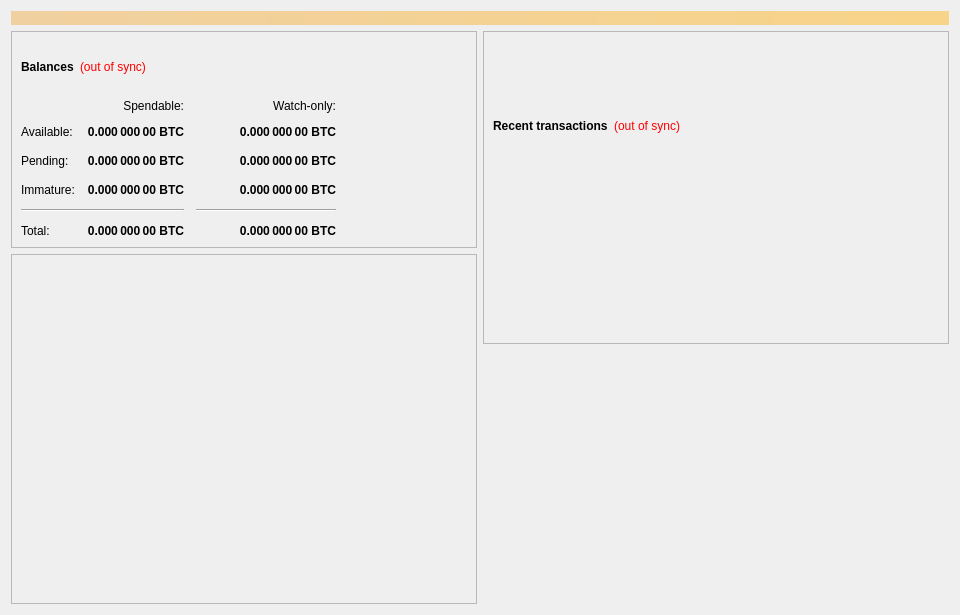
Qt form src/qt/forms/overviewpage.ui (advantage-development/v11) before a commit.
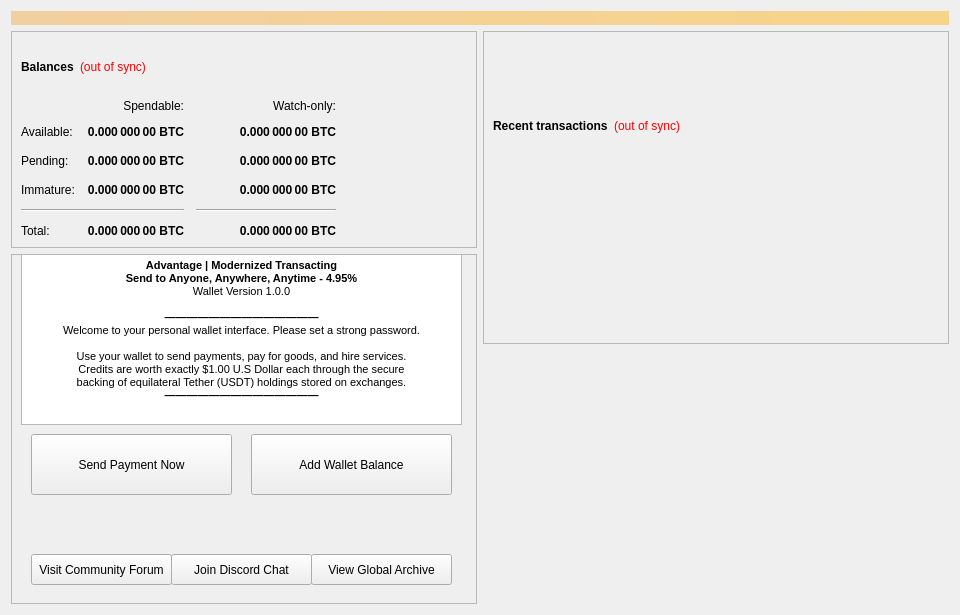
The same form after that commit.

Diff of the .ui file:
```diff
--- a/src/qt/forms/overviewpage.ui
+++ b/src/qt/forms/overviewpage.ui
@@ -849,6 +849,113 @@
            <bool>true</bool>
           </property>
          </widget>
+         <widget class="QTextEdit" name="textEdit">
+          <property name="geometry">
+           <rect>
+            <x>10</x>
+            <y>0</y>
+            <width>441</width>
+            <height>171</height>
+           </rect>
+          </property>
+          <property name="font">
+           <font>
+            <family>Arial</family>
+            <weight>50</weight>
+            <italic>false</italic>
+            <bold>false</bold>
+           </font>
+          </property>
+          <property name="autoFillBackground">
+           <bool>true</bool>
+          </property>
+          <property name="readOnly">
+           <bool>true</bool>
+          </property>
+          <property name="html">
+           <string>&lt;!DOCTYPE HTML PUBLIC &quot;-//W3C//DTD HTML 4.0//EN&quot; &quot;http://www.w3.org/TR/REC-html40/strict.dtd&quot;&gt;
+&lt;html&gt;&lt;head&gt;&lt;meta name=&quot;qrichtext&quot; content=&quot;1&quot; /&gt;&lt;style type=&quot;text/css&quot;&gt;
+p, li { white-space: pre-wrap; }
+&lt;/style&gt;&lt;/head&gt;&lt;body style=&quot; font-family:'Arial'; font-size:8.25pt; font-weight:400; font-style:normal;&quot;&gt;
+&lt;p align=&quot;center&quot; style=&quot; margin-top:0px; margin-bottom:0px; margin-left:0px; margin-right:0px; -qt-block-indent:0; text-indent:0px;&quot;&gt;&lt;span style=&quot; font-weight:600;&quot;&gt;Advantage | Modernized Transacting&lt;/span&gt;&lt;/p&gt;
+&lt;p align=&quot;center&quot; style=&quot; margin-top:0px; margin-bottom:0px; margin-left:0px; margin-right:0px; -qt-block-indent:0; text-indent:0px;&quot;&gt;&lt;span style=&quot; font-weight:600;&quot;&gt;Send to Anyone, Anywhere, Anytime - 4.95%&lt;/span&gt;&lt;/p&gt;
+&lt;p align=&quot;center&quot; style=&quot; margin-top:0px; margin-bottom:0px; margin-left:0px; margin-right:0px; -qt-block-indent:0; text-indent:0px;&quot;&gt;Wallet Version 1.0.0&lt;/p&gt;
+&lt;p align=&quot;center&quot; style=&quot;-qt-paragraph-type:empty; margin-top:0px; margin-bottom:0px; margin-left:0px; margin-right:0px; -qt-block-indent:0; text-indent:0px;&quot;&gt;&lt;br /&gt;&lt;/p&gt;
+&lt;p align=&quot;center&quot; style=&quot; margin-top:0px; margin-bottom:0px; margin-left:0px; margin-right:0px; -qt-block-indent:0; text-indent:0px;&quot;&gt;&lt;span style=&quot; font-family:'MS Shell Dlg 2'; font-weight:600;&quot;&gt;——————————————&lt;/span&gt;&lt;/p&gt;
+&lt;p align=&quot;center&quot; style=&quot; margin-top:0px; margin-bottom:0px; margin-left:0px; margin-right:0px; -qt-block-indent:0; text-indent:0px;&quot;&gt;Welcome to your personal wallet interface. Please set a strong password.&lt;/p&gt;
+&lt;p align=&quot;center&quot; style=&quot;-qt-paragraph-type:empty; margin-top:0px; margin-bottom:0px; margin-left:0px; margin-right:0px; -qt-block-indent:0; text-indent:0px;&quot;&gt;&lt;br /&gt;&lt;/p&gt;
+&lt;p align=&quot;center&quot; style=&quot; margin-top:0px; margin-bottom:0px; margin-left:0px; margin-right:0px; -qt-block-indent:0; text-indent:0px;&quot;&gt;Use your wallet to send payments, pay for goods, and hire services.&lt;/p&gt;
+&lt;p align=&quot;center&quot; style=&quot; margin-top:0px; margin-bottom:0px; margin-left:0px; margin-right:0px; -qt-block-indent:0; text-indent:0px;&quot;&gt;Credits are worth exactly $1.00 U.S Dollar each through the secure&lt;/p&gt;
+&lt;p align=&quot;center&quot; style=&quot; margin-top:0px; margin-bottom:0px; margin-left:0px; margin-right:0px; -qt-block-indent:0; text-indent:0px;&quot;&gt;backing of equilateral Tether (USDT) holdings stored on exchanges.&lt;/p&gt;
+&lt;p align=&quot;center&quot; style=&quot; margin-top:0px; margin-bottom:0px; margin-left:0px; margin-right:0px; -qt-block-indent:0; text-indent:0px;&quot;&gt;&lt;span style=&quot; font-family:'MS Shell Dlg 2'; font-weight:600;&quot;&gt;——————————————&lt;/span&gt;&lt;/p&gt;
+&lt;p align=&quot;center&quot; style=&quot;-qt-paragraph-type:empty; margin-top:0px; margin-bottom:0px; margin-left:0px; margin-right:0px; -qt-block-indent:0; text-indent:0px; font-weight:600;&quot;&gt;&lt;br /&gt;&lt;/p&gt;&lt;/body&gt;&lt;/html&gt;</string>
+          </property>
+         </widget>
+         <widget class="QPushButton" name="pushButton">
+          <property name="geometry">
+           <rect>
+            <x>20</x>
+            <y>180</y>
+            <width>201</width>
+            <height>61</height>
+           </rect>
+          </property>
+          <property name="text">
+           <string>Send Payment Now</string>
+          </property>
+         </widget>
+         <widget class="QPushButton" name="pushButton_2">
+          <property name="geometry">
+           <rect>
+            <x>240</x>
+            <y>180</y>
+            <width>201</width>
+            <height>61</height>
+           </rect>
+          </property>
+          <property name="text">
+           <string>Add Wallet Balance</string>
+          </property>
+         </widget>
+         <widget class="QPushButton" name="pushButton_3">
+          <property name="geometry">
+           <rect>
+            <x>20</x>
+            <y>300</y>
+            <width>141</width>
+            <height>31</height>
+           </rect>
+          </property>
+          <property name="text">
+           <string>Visit Community Forum</string>
+          </property>
+         </widget>
+         <widget class="QPushButton" name="pushButton_4">
+          <property name="geometry">
+           <rect>
+            <x>160</x>
+            <y>300</y>
+            <width>141</width>
+            <height>31</height>
+           </rect>
+          </property>
+          <property name="text">
+           <string>Join Discord Chat</string>
+          </property>
+         </widget>
+         <widget class="QPushButton" name="pushButton_5">
+          <property name="geometry">
+           <rect>
+            <x>300</x>
+            <y>300</y>
+            <width>141</width>
+            <height>31</height>
+           </rect>
+          </property>
+          <property name="text">
+           <string>View Global Archive</string>
+          </property>
+         </widget>
         </widget>
        </item>
       </layout>
```
